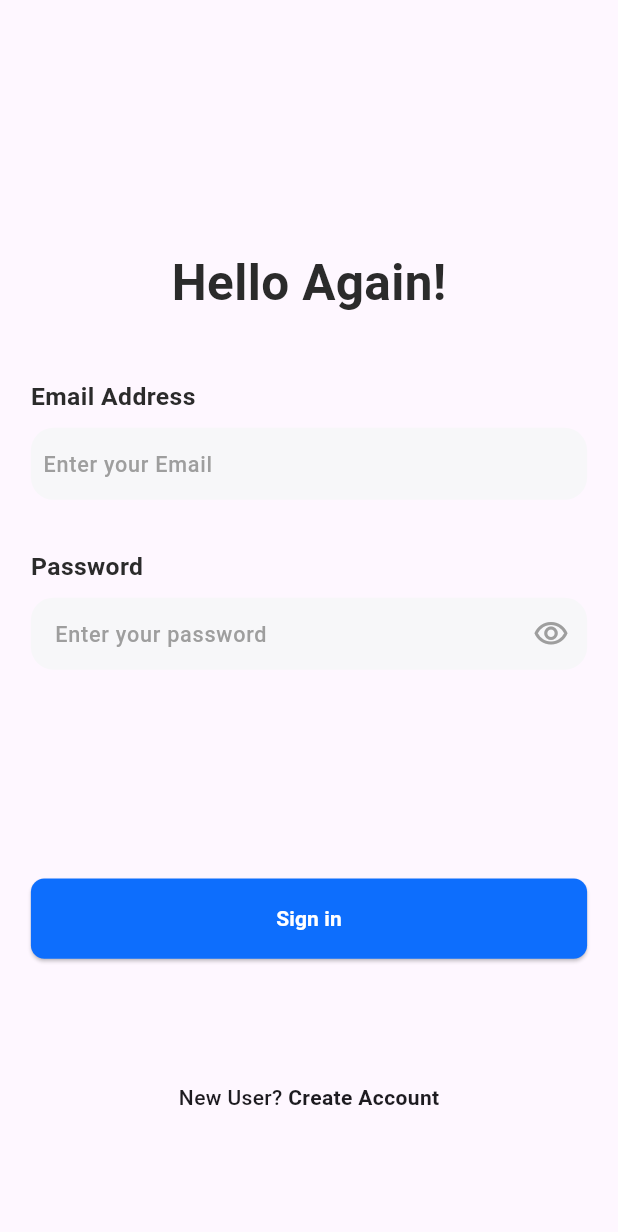
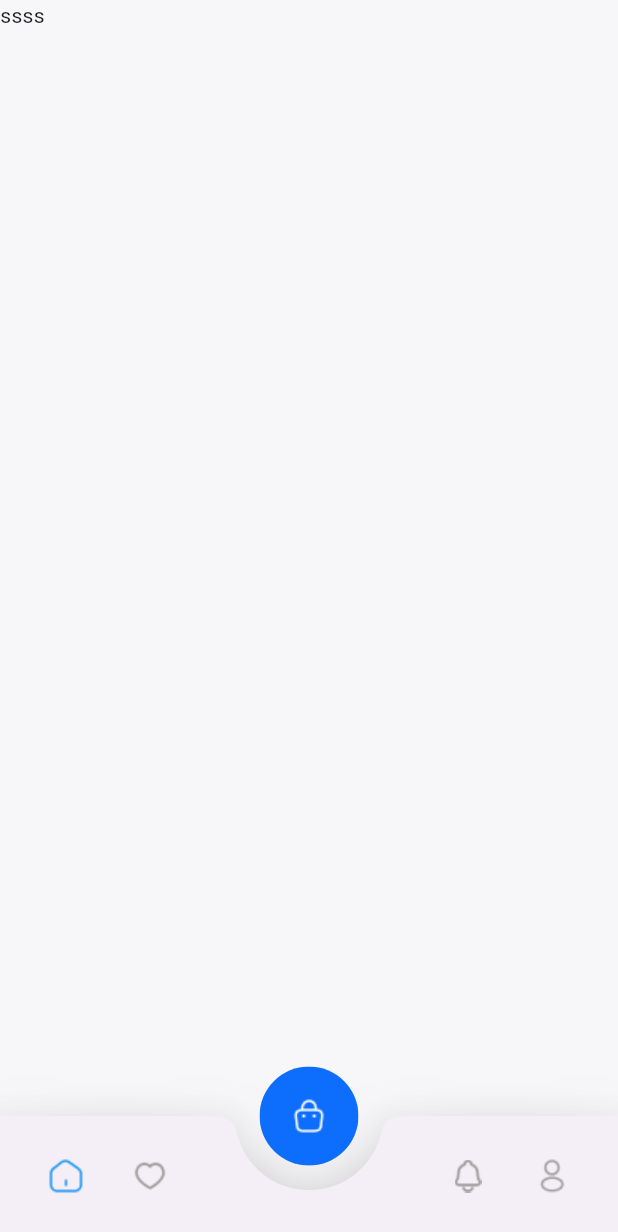
Before and after one commit to razan-ali/e-commerce, a Flutter app: the screen it shows after launch, on a phone screen of 412 x 824 dp. Shown: the top 1232 px of the screen. Run offline on Flutter 3.47's test engine with Material 2 defaults, Android fonts, the phone set to English and light mode, and no system bars; our stand-ins replace firebase_auth, firebase_core; accounts and stored records are empty.

Commit message:
Add new files

```diff
--- a/lib/consts.dart
+++ b/lib/consts.dart
@@ -4,3 +4,4 @@ const Color grayText = Color(0xFF2B2B2B);
 const Color inputFields = Color(0xFFF7F7F9);
 const Color textColor = Color(0xFF2B2B2B);
 const Color blueColor = Color(0xFF0D6EFD);
+const Color background = Color(0xFFF7F7F9);
--- /dev/null
+++ b/lib/explore.dart
@@ -0,0 +1,17 @@
+import 'package:flutter/material.dart';
+
+class explore extends StatefulWidget {
+  const explore({super.key});
+
+  @override
+  State<explore> createState() => _exploreState();
+}
+
+class _exploreState extends State<explore> {
+  @override
+  Widget build(BuildContext context) {
+    return Container(
+      child: Text("ssss"),
+    );
+  }
+}
--- a/lib/home.dart
+++ b/lib/home.dart
@@ -1,43 +1,153 @@
-import 'package:firebase_auth/firebase_auth.dart';
 import 'package:flutter/material.dart';
-import './login.dart';
-import './consts.dart';
-import './screenSize.dart';
+import 'package:test_ff/cart.dart';
+import 'package:test_ff/consts.dart';
+import 'package:test_ff/explore.dart';
+import 'package:test_ff/screenSize.dart';
 
-class home extends StatelessWidget {
-  const home({super.key});
+class Home extends StatefulWidget {
+  const Home({super.key});
+
+  @override
+  State<Home> createState() => _HomeState();
+}
+
+class _HomeState extends State<Home> {
+  int currectTab = 0;
+  final List<Widget> screens = [
+    explore(),
+    cart(),
+  ];
+  final PageStorageBucket bucket = PageStorageBucket();
+  Widget currectScreen = explore();
 
   @override
   Widget build(BuildContext context) {
-    return Container(
+    return Scaffold(
+      backgroundColor: background,
+      body: PageStorage(
+        child: currectScreen,
+        bucket: bucket,
+      ),
+      floatingActionButton: ClipOval(
         child: Container(
-        height: ScreenSize.getScreenWidth(context, 0.13),
-        width: ScreenSize.getScreenWidth(context, 0.9),
-        child: ElevatedButton(
-          style: ButtonStyle(
-            backgroundColor: MaterialStateProperty.all<Color>(blueColor),
-            foregroundColor: MaterialStateProperty.all<Color>(Colors.white),
-            shape: MaterialStateProperty.all<RoundedRectangleBorder>(
-              RoundedRectangleBorder(
-                borderRadius: BorderRadius.circular(
-                    9.0), // Adjust the border radius as needed
+          width: ScreenSize.getScreenWidth(context, 0.16),
+          height: ScreenSize.getScreenHeight(context, 0.08),
+          child: FloatingActionButton(
+            backgroundColor: blueColor,
+            child: Image.asset(
+              'assets/bag.png', // Replace with the actual path to your image
+              color: Colors.white,
+            ),
+            onPressed: () {
+              Navigator.push(
+                  context, MaterialPageRoute(builder: (context) => cart()));
+            },
           ),
         ),
       ),
+      floatingActionButtonLocation: FloatingActionButtonLocation.centerDocked,
+      bottomNavigationBar: BottomAppBar(
+        surfaceTintColor: Colors.white,
+        shadowColor: grayText,
+        elevation: 20.0, // Adjust the elevation to increase the shadow
+        shape: CircularNotchedRectangle(),
+        notchMargin: ScreenSize.getScreenHeight(context, 0.02),
+        child: Container(
+          child: Row(
+            mainAxisAlignment: MainAxisAlignment.spaceBetween,
+            children: <Widget>[
+              Row(
+                crossAxisAlignment: CrossAxisAlignment.start,
+                children: [
+                  MaterialButton(
+                    minWidth: 40,
                     onPressed: () {
-            FirebaseAuth.instance.signOut().then((_) {
-              Navigator.push(
-                  context, MaterialPageRoute(builder: (context) => Login()));
-
-              print("Sign out successful");
-            }).catchError((error) {
-              print("Sign out failed: $error");
+                      setState(() {
+                        currectScreen = explore();
+                        currectTab = 0;
+                        print(currectTab);
+                        print("|333");
                       });
                     },
-          child: const Text(
-            'Sign Out',
-            style:
-                TextStyle(fontFamily: 'Relaway', fontWeight: FontWeight.w600),
+                    child: Column(
+                        mainAxisAlignment: MainAxisAlignment.center,
+                        children: [
+                          Image.asset(
+                            'assets/home.png', // Replace with the actual path to your image
+                            color: currectTab == 0 ? Colors.blue : Colors.grey,
+                            width: 24, // Set the width and height as needed
+                            height: 24,
+                          )
+                        ]),
+                  ),
+                  MaterialButton(
+                    minWidth: 40,
+                    onPressed: () {
+                      setState(() {
+                        currectScreen = explore();
+                        currectTab = 0;
+                        print(currectTab);
+                        print("|222");
+                      });
+                    },
+                    child: Column(
+                        mainAxisAlignment: MainAxisAlignment.center,
+                        children: [
+                          Image.asset(
+                            'assets/Icon.png', // Replace with the actual path to your image
+                            color: currectTab == 1 ? Colors.blue : Colors.grey,
+                            width: 24, // Set the width and height as needed
+                            height: 24,
+                          )
+                        ]),
+                  ),
+                ],
+              ),
+              Row(
+                crossAxisAlignment: CrossAxisAlignment.start,
+                children: [
+                  MaterialButton(
+                    minWidth: 40,
+                    onPressed: () {
+                      setState(() {
+                        currectScreen = cart();
+                        currectTab = 1;
+                        print(currectTab);
+                      });
+                    },
+                    child: Column(
+                        mainAxisAlignment: MainAxisAlignment.center,
+                        children: [
+                          Image.asset(
+                            'assets/Vector.png',
+                            color: currectTab == 2 ? Colors.blue : Colors.grey,
+                            width: 24,
+                            height: 24,
+                          )
+                        ]),
+                  ),
+                  MaterialButton(
+                    minWidth: 40,
+                    onPressed: () {
+                      setState(() {
+                        currectScreen = explore();
+                        currectTab = 0;
+                      });
+                    },
+                    child: Column(
+                        mainAxisAlignment: MainAxisAlignment.center,
+                        children: [
+                          Image.asset(
+                            'assets/frame.png', // Replace with the actual path to your image
+                            color: currectTab == 3 ? Colors.blue : Colors.grey,
+                            width: 24, // Set the width and height as needed
+                            height: 24,
+                          )
+                        ]),
+                  ),
+                ],
+              )
+            ],
           ),
         ),
       ),
--- a/lib/login.dart
+++ b/lib/login.dart
@@ -1,5 +1,6 @@
 import 'package:firebase_auth/firebase_auth.dart';
 import 'package:flutter/material.dart';
+import 'package:test_ff/explore.dart';
 import './Widgets.dart/inputField.dart';
 import './home.dart';
 import './signUp.dart';
@@ -85,7 +86,7 @@ class Login extends StatelessWidget {
                           password: passController.text)
                       .then((UserCredential userCredential) {
                     Navigator.push(context,
-                        MaterialPageRoute(builder: (context) => home()));
+                        MaterialPageRoute(builder: (context) => Home()));
 
                     print("Sign in successful");
                   }).catchError((error) {
--- a/lib/main.dart
+++ b/lib/main.dart
@@ -1,5 +1,6 @@
 import 'package:firebase_core/firebase_core.dart';
 import 'package:flutter/material.dart';
+import 'package:test_ff/home.dart';
 import './login.dart';
 
 Future<void> main() async {
@@ -20,7 +21,7 @@ class MyApp extends StatelessWidget {
         colorScheme: ColorScheme.fromSeed(seedColor: Colors.deepPurple),
         useMaterial3: true,
       ),
-      home: Login(),
+      home: Home(),
     );
   }
 }
```
Also changed, not shown: lib/cart.dart (added, +43 -0 lines), pubspec.yaml (+18 -2 lines), assets/Icon.png (added), assets/Vector.png (added), assets/bag.png (added), assets/frame.png (added), assets/home.png (added), fonts/Raleway-Bold.ttf (added), fonts/Raleway-Light.ttf (added), fonts/Raleway-Regular.ttf (added), fonts/relaway_font.ttf (added). Lines whose indentation alone changed are shown as unchanged.
